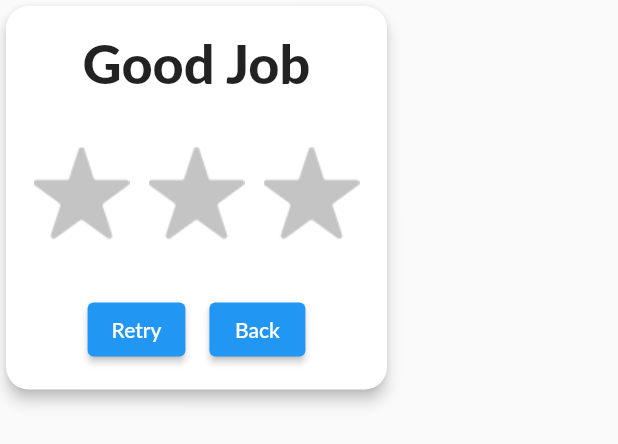
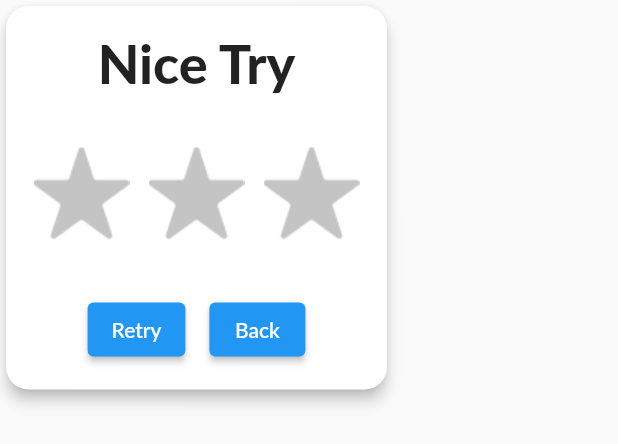
Before and after one commit to AlabasterAxe/color_game, a Flutter app: the GameEndCard widget shown alone on an empty page, opened directly with empty values, on a phone screen of 412 x 824 dp. Shown: the top 444 px of the screen. Run offline on Flutter 3.47's test engine with Material 2 defaults, Android fonts, the phone set to English and light mode, and no system bars; our stand-ins replace audioplayers, firebase_analytics, firebase_core, google_mobile_ads, package_info, settings_ui and 2 more; accounts and stored records are empty; Roboto replaces fonts that are missing (Lato).

Commit message:
say nice try if they didn't get any stars

```diff
--- a/lib/widgets/game-end-card.dart
+++ b/lib/widgets/game-end-card.dart
@@ -32,7 +32,9 @@ class GameEndCardState extends State<GameEndCard> {
         ? "Great Job!"
         : widget.earnedStars == 2
             ? "Nice Work!"
-            : "Good Job";
+            : widget.earnedStars == 2
+                ? "Good Job"
+                : "Nice Try";
     return Card(
         shape: CARD_SHAPE,
         elevation: 4,
```
